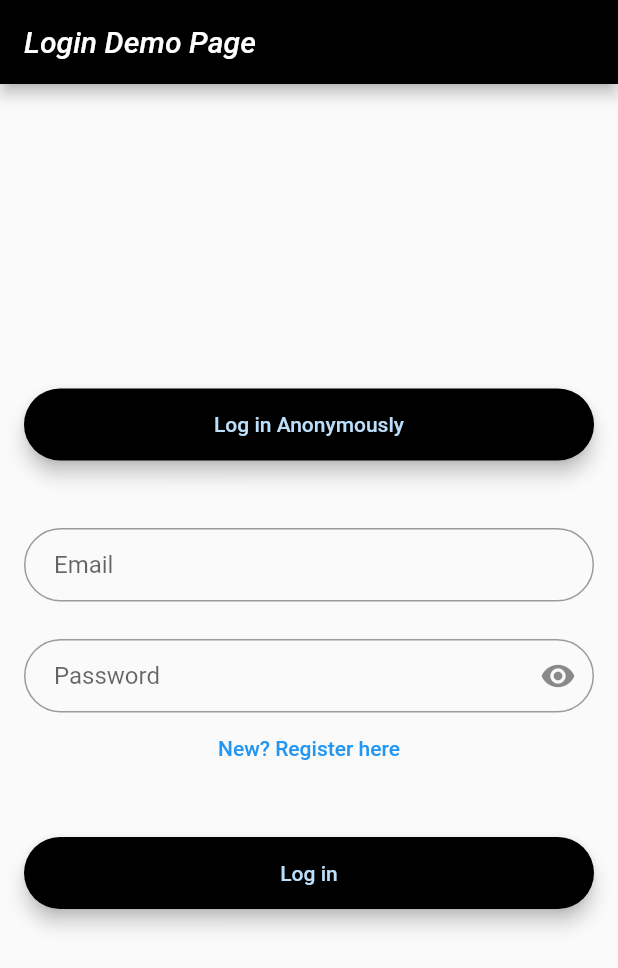
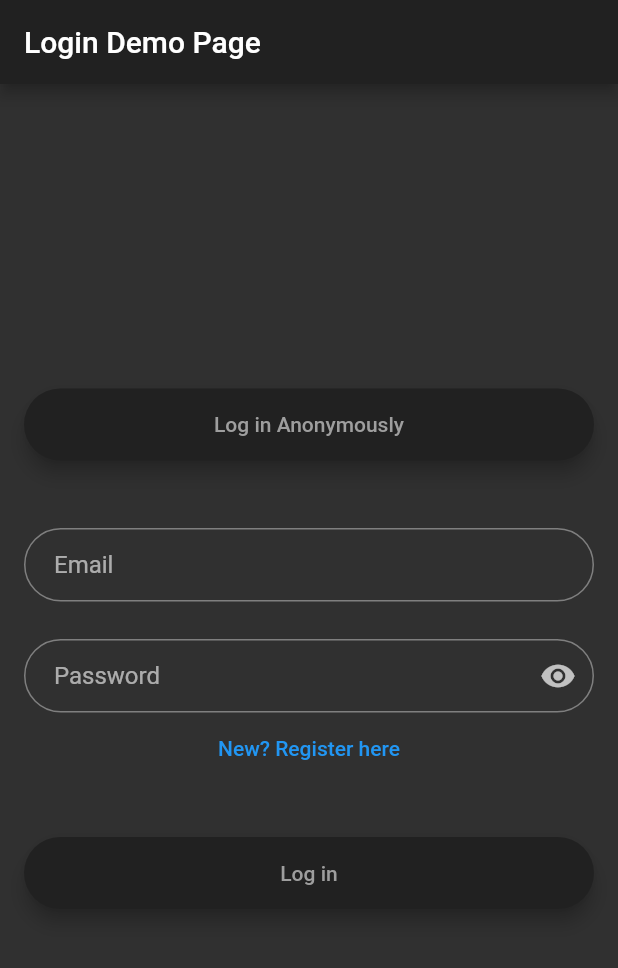
Before and after one commit to felpower/Buchungsplatform, a Flutter app: the screen it shows after launch, on a phone screen of 412 x 824 dp. Shown: the top 968 px of the screen. Run offline on Flutter 3.47's test engine with Material 2 defaults, Android fonts, the phone set to English and light mode, and no system bars; our stand-ins replace firebase_auth, firebase_core, syncfusion_flutter_calendar; missing offline and left inert: booking_calendar, cloud_firestore_web, firebase_auth_web, firebase_core_web; accounts and stored records are empty; Roboto replaces fonts that are missing (Georgia).

```diff
--- a/lib/main.dart
+++ b/lib/main.dart
@@ -1,49 +1,36 @@
-import 'package:flutter/material.dart';
 import 'package:firebase_core/firebase_core.dart';
-import 'package:provider/provider.dart';
-import 'package:firebase_core/firebase_core.dart';
-import 'firebase_options.dart';
 import 'package:flutter/material.dart';
 import 'package:intl/date_symbol_data_local.dart';
-import 'package:firebase_core/firebase_core.dart';
-import 'services/firebase_options.dart';
-import 'services/auth.dart';
+import 'package:provider/provider.dart';
+import 'package:untitled/services/EventProvider.dart';
+
 import 'models/FirebaseUser.dart';
 import 'screens/wrapper.dart';
+import 'services/auth.dart';
 
-void main() async{
+void main() async {
   WidgetsFlutterBinding.ensureInitialized();
   await Firebase.initializeApp();
-  initializeDateFormatting()
-      .then((_) => runApp(MyApp()));
+  initializeDateFormatting().then((_) => runApp(const MyApp()));
 }
 
-class MyApp extends StatelessWidget{
+class MyApp extends StatelessWidget {
+  const MyApp({Key? key}) : super(key: key);
+
   @override
   Widget build(BuildContext context) {
-
-    return StreamProvider<FirebaseUser?>.value(
-      value: AuthService().user,
-      initialData: null,
-      child: MaterialApp(
-        theme: ThemeData(
-          brightness: Brightness.light,
-          primaryColor: Colors.black,
-          buttonTheme: ButtonThemeData(
-            buttonColor: Colors.black,
-            textTheme: ButtonTextTheme.primary,
-            colorScheme:
-            Theme.of(context).colorScheme.copyWith(secondary: Colors.white),
+    return MultiProvider(
+        providers: [
+          StreamProvider<FirebaseUser?>.value(
+            value: AuthService().user,
+            initialData: null,
           ),
-          fontFamily: 'Georgia',
-          textTheme: const TextTheme(
-            headline1: TextStyle(fontSize: 72.0, fontWeight: FontWeight.bold),
-            headline6: TextStyle(fontSize: 20.0, fontStyle: FontStyle.italic),
-            bodyText2: TextStyle(fontSize: 14.0, fontFamily: 'Hind'),
-          ),
-        ),
-        home: Wrapper(),
-      ),);
-
+          ChangeNotifierProvider(create: (context) => EventProvider())
+        ],
+        child: MaterialApp(
+          themeMode: ThemeMode.dark,
+          darkTheme: ThemeData.dark(),
+          home: Wrapper(),
+        ));
   }
 }
--- /dev/null
+++ b/lib/models/Event.dart
@@ -0,0 +1,18 @@
+class Event {
+  final DateTime start;
+  final String player;
+  final int numberOfPlayers;
+  final String playingType;
+  final int duration;
+  final String place;
+  final String info;
+
+  const Event(
+      {required this.start,
+      required this.player,
+      required this.numberOfPlayers,
+      required this.playingType,
+      required this.duration,
+      required this.place,
+      required this.info});
+}
--- a/lib/models/FirebaseUser.dart
+++ b/lib/models/FirebaseUser.dart
@@ -1,5 +1,6 @@
 class FirebaseUser {
-  final String? uid ;
+  final String? uid;
+
   final String? code; //code firebaseauth excemption
-  FirebaseUser({this.uid,this.code});
+  FirebaseUser({this.uid, this.code});
 }
--- a/lib/screens/wrapper.dart
+++ b/lib/screens/wrapper.dart
@@ -1,24 +1,19 @@
+import 'package:flutter/material.dart';
 import 'package:provider/provider.dart';
 import 'package:untitled/screens/home/home.dart';
-import 'package:flutter/material.dart';
 
 import '../models/FirebaseUser.dart';
 import 'authenticate/handler.dart';
 
-class Wrapper extends StatelessWidget{
-
+class Wrapper extends StatelessWidget {
   @override
   Widget build(BuildContext context) {
+    final user = Provider.of<FirebaseUser?>(context);
 
-    final user =  Provider.of<FirebaseUser?>(context);
-
-    if(user == null)
-    {
+    if (user == null) {
       return Handler();
-    }else
-    {
+    } else {
       return Home();
     }
-
   }
 }
--- /dev/null
+++ b/lib/services/EventProvider.dart
@@ -0,0 +1,18 @@
+
+import 'package:flutter/material.dart';
+
+import '../models/Event.dart';
+
+class EventProvider extends ChangeNotifier{
+
+  final List<Event> _events = [];
+
+  List<Event> get events => _events;
+
+  void addEvent(Event event){
+    _events.add(event);
+
+    notifyListeners();
+  }
+
+}
--- a/pubspec.yaml
+++ b/pubspec.yaml
@@ -38,6 +38,8 @@ dependencies:
   firebase_core: ^1.21.0
   cloud_firestore: ^3.4.5
   json_annotation: ^4.6.0
+  intl: ^0.17.0
+  counter_button: ^1.0.1
   syncfusion_flutter_calendar: ^19.1.58
   firebase_database: ^6.1.2
   firebase_auth: ^3.3.11
```
Also changed, not shown: lib/models/EventDataSource.dart (added, +29 -0 lines), lib/old/calendar.dart (renamed from lib/calendar.dart, +4 -3 lines), lib/screens/authenticate/handler.dart (+7 -9 lines), lib/screens/authenticate/login.dart (+10 -8 lines), lib/screens/authenticate/register.dart (+19 -17 lines), lib/screens/home/home.dart (+11 -72 lines), lib/screens/widget/CalendarWidget.dart (added, +22 -0 lines), lib/screens/widget/EventEditingPage.dart (added, +212 -0 lines), lib/services/auth.dart (+6 -11 lines), lib/utils/utils.dart (added, +15 -0 lines), lib/firebase_options.dart, lib/models/loginuser.dart (line endings or trailing spaces), lib/old/SportBooking.dart (line endings or trailing spaces), lib/services/firebase_options.dart, 2 other files.
